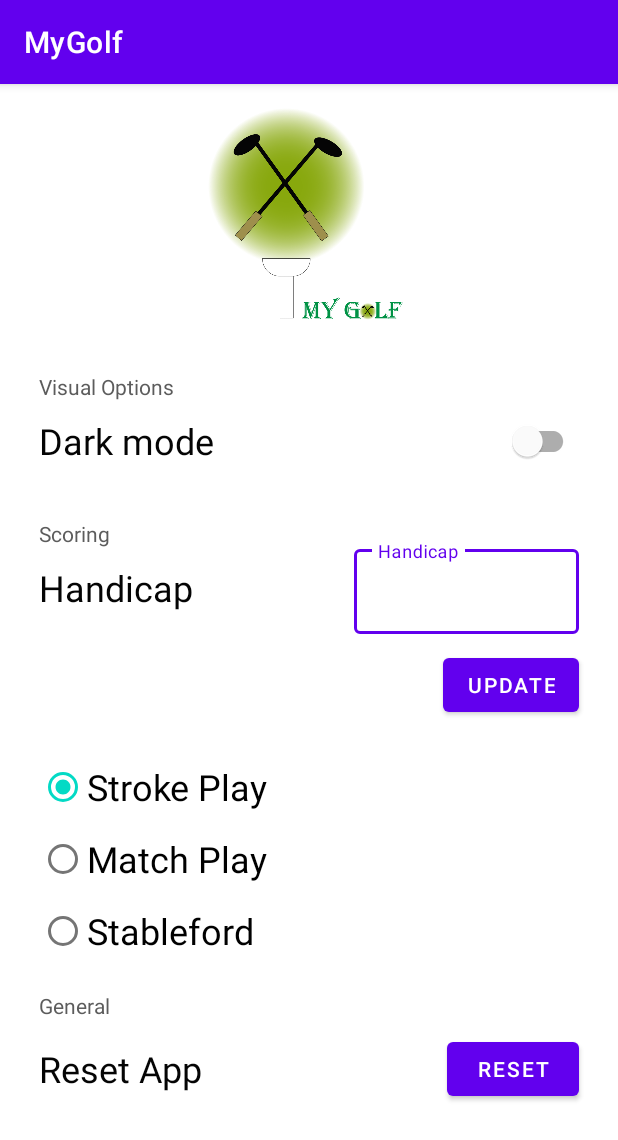
After one commit to NickSx9/MyGolf, an Android app: the fragment SettingsFragment shown on its own in the app's theme, on a phone screen of 412 x 824 dp. The commit adds this screen. Shown: the top 1140 px of the screen. Run offline under Robolectric (Android 15) with nearby library versions, the phone set to English and light mode, and no system bars; our stand-ins replace Room's generated code.

Commit message:
added Settings front page, linked to drawer menu

```diff
--- a/app/src/main/java/com/softwarepro/mygolf/MainActivity.kt
+++ b/app/src/main/java/com/softwarepro/mygolf/MainActivity.kt
@@ -14,14 +14,18 @@
 import androidx.drawerlayout.widget.DrawerLayout
 import androidx.lifecycle.ViewModelProviders
 import androidx.navigation.findNavController
+import androidx.navigation.fragment.FragmentNavigator
 import androidx.navigation.ui.AppBarConfiguration
 import androidx.navigation.ui.navigateUp
 import androidx.navigation.ui.setupActionBarWithNavController
 import androidx.navigation.ui.setupWithNavController
+import androidx.viewpager.widget.ViewPager
+import androidx.viewpager.widget.ViewPager.OnPageChangeListener
 import com.google.android.material.floatingactionbutton.FloatingActionButton
 import com.google.android.material.navigation.NavigationView
 import com.google.android.material.snackbar.Snackbar
 import com.google.android.material.textfield.TextInputLayout
+import com.softwarepro.mygolf.ui.settings.SettingsFragment
 import kotlinx.coroutines.Dispatchers
 import kotlinx.coroutines.GlobalScope
 import kotlinx.coroutines.launch
@@ -52,6 +56,7 @@
         val submitButton: Button = findViewById(R.id.buttonSubmit)
         val cancelButton: Button = findViewById(R.id.buttonCancel)
         val registerButton: Button = findViewById(R.id.registerButton)
+
         cancelButton.setOnClickListener() {
             email.editText?.text?.clear()
             password.editText?.text?.clear()
@@ -168,11 +173,27 @@
         // menu should be considered as top level destinations.
         appBarConfiguration = AppBarConfiguration(
                 setOf(
-                R.id.nav_home, R.id.nav_course, R.id.nav_booking, R.id.nav_score
+                        R.id.nav_home, R.id.nav_course, R.id.nav_booking, R.id.nav_score, R.id.nav_settings
                 ), drawerLayout
         )
         setupActionBarWithNavController(navController, appBarConfiguration)
         navView.setupWithNavController(navController)
+
+        navController.addOnDestinationChangedListener { _, destination, _ ->
+            when ((destination as FragmentNavigator.Destination).className) {
+                // Dont show
+                SettingsFragment::class.qualifiedName -> {
+                    fab.visibility = View.GONE
+
+                }
+                // show
+                else -> {
+                    fab.visibility = View.VISIBLE
+
+                }
+            }
+        }
+
     }
     private fun feedbackEmail(){
         val emailIntent = Intent(Intent.ACTION_SEND)
--- a/app/src/main/java/com/softwarepro/mygolf/ui/home/HomeFragment.kt
+++ b/app/src/main/java/com/softwarepro/mygolf/ui/home/HomeFragment.kt
@@ -2,12 +2,16 @@
 
 import android.os.Bundle
 import android.view.LayoutInflater
+import android.view.MenuItem
 import android.view.View
 import android.view.ViewGroup
 import android.widget.TextView
+import androidx.core.view.MenuItemCompat
 import androidx.fragment.app.Fragment
 import androidx.lifecycle.Observer
 import androidx.lifecycle.ViewModelProvider
+import androidx.navigation.Navigation
+import com.google.android.material.bottomnavigation.BottomNavigationItemView
 import com.softwarepro.mygolf.R
 import com.softwarepro.mygolf.database.*
 import com.softwarepro.mygolf.database.entities.UserDatabase
@@ -20,7 +24,6 @@
             container: ViewGroup?,
             savedInstanceState: Bundle?
     ): View? {
-
         val application = requireNotNull(this.activity).application
         val userDatabase = UserDatabase.getInstance(application).userDao
         val viewModelFactory = HomeViewModelFactory(userDatabase,application)
@@ -29,7 +32,6 @@
                         this, viewModelFactory).get(HomeViewModel::class.java)
         val root = inflater.inflate(R.layout.fragment_home, container, false)
         val textView: TextView = root.findViewById(R.id.text_home)
-
         homeViewModel.text.observe(viewLifecycleOwner, Observer {
             textView.text = it
         })
--- /dev/null
+++ b/app/src/main/java/com/softwarepro/mygolf/ui/settings/SettingsFragment.kt
@@ -0,0 +1,25 @@
+package com.softwarepro.mygolf.ui.settings
+
+import android.os.Bundle
+import androidx.fragment.app.Fragment
+import android.view.LayoutInflater
+import android.view.View
+import android.view.ViewGroup
+import com.google.android.material.floatingactionbutton.FloatingActionButton
+import com.softwarepro.mygolf.R
+
+class SettingsFragment : Fragment() {
+
+
+    override fun onCreateView(inflater: LayoutInflater, container: ViewGroup?,
+                              savedInstanceState: Bundle?): View? {
+        // Inflate the layout for this fragment
+
+        val view = inflater.inflate(R.layout.fragment_settings, container, false)
+
+        var mainActivity = inflater.inflate(R.layout.activity_main, container, false)
+
+
+        return view
+    }
+}
--- /dev/null
+++ b/app/src/main/res/drawable/ic_baseline_settings_24.xml
@@ -0,0 +1,10 @@
+<vector xmlns:android="http://schemas.android.com/apk/res/android"
+    android:width="24dp"
+    android:height="24dp"
+    android:viewportWidth="24"
+    android:viewportHeight="24"
+    android:tint="?attr/colorControlNormal">
+  <path
+      android:fillColor="@android:color/white"
+      android:pathData="M19.14,12.94c0.04,-0.3 0.06,-0.61 0.06,-0.94c0,-0.32 -0.02,-0.64 -0.07,-0.94l2.03,-1.58c0.18,-0.14 0.23,-0.41 0.12,-0.61l-1.92,-3.32c-0.12,-0.22 -0.37,-0.29 -0.59,-0.22l-2.39,0.96c-0.5,-0.38 -1.03,-0.7 -1.62,-0.94L14.4,2.81c-0.04,-0.24 -0.24,-0.41 -0.48,-0.41h-3.84c-0.24,0 -0.43,0.17 -0.47,0.41L9.25,5.35C8.66,5.59 8.12,5.92 7.63,6.29L5.24,5.33c-0.22,-0.08 -0.47,0 -0.59,0.22L2.74,8.87C2.62,9.08 2.66,9.34 2.86,9.48l2.03,1.58C4.84,11.36 4.8,11.69 4.8,12s0.02,0.64 0.07,0.94l-2.03,1.58c-0.18,0.14 -0.23,0.41 -0.12,0.61l1.92,3.32c0.12,0.22 0.37,0.29 0.59,0.22l2.39,-0.96c0.5,0.38 1.03,0.7 1.62,0.94l0.36,2.54c0.05,0.24 0.24,0.41 0.48,0.41h3.84c0.24,0 0.44,-0.17 0.47,-0.41l0.36,-2.54c0.59,-0.24 1.13,-0.56 1.62,-0.94l2.39,0.96c0.22,0.08 0.47,0 0.59,-0.22l1.92,-3.32c0.12,-0.22 0.07,-0.47 -0.12,-0.61L19.14,12.94zM12,15.6c-1.98,0 -3.6,-1.62 -3.6,-3.6s1.62,-3.6 3.6,-3.6s3.6,1.62 3.6,3.6S13.98,15.6 12,15.6z"/>
+</vector>
--- a/app/src/main/res/layout/content_main.xml
+++ b/app/src/main/res/layout/content_main.xml
@@ -17,4 +17,5 @@
         app:layout_constraintRight_toRightOf="parent"
         app:layout_constraintTop_toTopOf="parent"
         app:navGraph="@navigation/mobile_navigation" />
+
 </androidx.constraintlayout.widget.ConstraintLayout>
--- /dev/null
+++ b/app/src/main/res/layout/fragment_settings.xml
@@ -0,0 +1,170 @@
+<?xml version="1.0" encoding="utf-8"?>
+<androidx.constraintlayout.widget.ConstraintLayout xmlns:android="http://schemas.android.com/apk/res/android"
+    xmlns:app="http://schemas.android.com/apk/res-auto"
+    xmlns:tools="http://schemas.android.com/tools"
+    android:layout_width="match_parent"
+    android:layout_height="match_parent"
+    tools:context=".ui.settings.SettingsFragment">
+
+    <ImageView
+        android:id="@+id/companyLogo"
+        android:layout_width="174dp"
+        android:layout_height="160dp"
+        android:layout_marginTop="16dp"
+        android:src="@drawable/logowithname"
+        app:layout_constraintEnd_toEndOf="parent"
+        app:layout_constraintStart_toStartOf="parent"
+        app:layout_constraintTop_toTopOf="parent" />
+
+    <TextView
+        android:id="@+id/visualLabel"
+        android:layout_width="wrap_content"
+        android:layout_height="wrap_content"
+        android:layout_marginStart="26dp"
+        android:layout_marginTop="16dp"
+        android:text="@string/visual_options"
+        android:textColor="#5C5C5C"
+        android:textSize="14sp"
+        app:layout_constraintStart_toStartOf="parent"
+        app:layout_constraintTop_toBottomOf="@+id/companyLogo" />
+
+
+    <com.google.android.material.switchmaterial.SwitchMaterial
+        android:id="@+id/darkModeToggle"
+        android:layout_width="wrap_content"
+        android:layout_height="wrap_content"
+        android:layout_marginEnd="26dp"
+        android:checked="false"
+        app:layout_constraintBottom_toBottomOf="@+id/darkModeLabel"
+        app:layout_constraintEnd_toEndOf="parent"
+        app:layout_constraintTop_toTopOf="@+id/darkModeLabel" />
+
+    <TextView
+        android:id="@+id/darkModeLabel"
+        android:layout_width="wrap_content"
+        android:layout_height="wrap_content"
+        android:layout_marginTop="10dp"
+        android:text="@string/dark_mode"
+        android:textColor="#040404"
+        android:textSize="24sp"
+        app:layout_constraintStart_toStartOf="@+id/visualLabel"
+        app:layout_constraintTop_toBottomOf="@+id/visualLabel" />
+
+    <TextView
+        android:id="@+id/scoringLabel"
+        android:layout_width="wrap_content"
+        android:layout_height="wrap_content"
+        android:layout_marginTop="36dp"
+        android:text="@string/scoring"
+        android:textColor="#5C5C5C"
+        android:textSize="14sp"
+        app:layout_constraintStart_toStartOf="@+id/darkModeLabel"
+        app:layout_constraintTop_toBottomOf="@+id/darkModeLabel" />
+
+    <TextView
+        android:id="@+id/handicapLabel"
+        android:layout_width="wrap_content"
+        android:layout_height="wrap_content"
+        android:layout_marginTop="10dp"
+        android:text="@string/handicap"
+        android:textColor="#040404"
+        android:textSize="24sp"
+        app:layout_constraintStart_toStartOf="@+id/visualLabel"
+        app:layout_constraintTop_toBottomOf="@+id/scoringLabel" />
+
+    <Button
+        android:id="@+id/button3"
+        android:layout_width="wrap_content"
+        android:layout_height="wrap_content"
+        android:layout_marginTop="10dp"
+        android:layout_marginEnd="26dp"
+        android:text="@string/update"
+        app:layout_constraintEnd_toEndOf="parent"
+        app:layout_constraintTop_toBottomOf="@+id/handicapInput" />
+
+
+
+    <com.google.android.material.textfield.TextInputLayout
+        android:id="@+id/handicapInput"
+        style="@style/Widget.MaterialComponents.TextInputLayout.OutlinedBox"
+        android:layout_width="150dp"
+        android:layout_height="wrap_content"
+        android:layout_marginEnd="26dp"
+        android:hint="@string/handicap"
+        app:layout_constraintBottom_toBottomOf="@+id/handicapLabel"
+        app:layout_constraintEnd_toEndOf="parent"
+        app:layout_constraintTop_toTopOf="@+id/handicapLabel">
+
+        <com.google.android.material.textfield.TextInputEditText
+            android:layout_width="150dp"
+            android:layout_height="wrap_content" />
+
+    </com.google.android.material.textfield.TextInputLayout>
+
+    <RadioGroup
+        android:id="@+id/radioGroup"
+        android:layout_width="wrap_content"
+        android:layout_height="wrap_content"
+        android:layout_marginTop="20dp"
+        android:checkedButton="@+id/radio_button_1"
+        app:layout_constraintStart_toStartOf="@+id/handicapLabel"
+        app:layout_constraintTop_toBottomOf="@+id/button3">
+
+        <RadioButton
+            android:id="@+id/radio_button_1"
+            android:layout_width="match_parent"
+            android:layout_height="match_parent"
+            android:text="@string/stroke_play"
+            android:textSize="24sp" />
+
+        <RadioButton
+            android:id="@+id/radio_button_2"
+            android:layout_width="match_parent"
+            android:layout_height="match_parent"
+            android:text="@string/match_play"
+            android:textSize="24sp" />
+
+        <RadioButton
+            android:id="@+id/radio_button_3"
+            android:layout_width="match_parent"
+            android:layout_height="match_parent"
+            android:text="@string/stableford"
+            android:textSize="24sp" />
+
+    </RadioGroup>
+
+
+    <TextView
+        android:id="@+id/generalLabel"
+        android:layout_width="wrap_content"
+        android:layout_height="wrap_content"
+        android:layout_marginTop="16dp"
+        android:text="@string/general"
+        android:textColor="#5C5C5C"
+        android:textSize="14sp"
+        app:layout_constraintStart_toStartOf="@+id/visualLabel"
+        app:layout_constraintTop_toBottomOf="@+id/radioGroup" />
+
+    <TextView
+        android:id="@+id/resetLabel"
+        android:layout_width="wrap_content"
+        android:layout_height="wrap_content"
+        android:layout_marginTop="16dp"
+        android:text="@string/reset_app"
+        android:textColor="#040404"
+        android:textSize="24sp"
+        app:layout_constraintStart_toStartOf="@+id/visualLabel"
+        app:layout_constraintTop_toBottomOf="@+id/generalLabel" />
+
+    <Button
+        android:id="@+id/resetButton"
+        android:layout_width="wrap_content"
+        android:layout_height="wrap_content"
+        android:layout_marginEnd="26dp"
+        android:text="@string/reset"
+        app:layout_constraintBottom_toBottomOf="@+id/resetLabel"
+        app:layout_constraintEnd_toEndOf="parent"
+        app:layout_constraintTop_toTopOf="@+id/resetLabel" />
+
+
+</androidx.constraintlayout.widget.ConstraintLayout>
--- a/app/src/main/res/menu/activity_main_drawer.xml
+++ b/app/src/main/res/menu/activity_main_drawer.xml
@@ -20,5 +20,9 @@
             android:id="@+id/nav_booking"
             android:icon="@drawable/booking"
             android:title="@string/menu_booking" />
+        <item
+            android:id="@+id/nav_settings"
+            android:icon="@drawable/ic_baseline_settings_24"
+            android:title="@string/settings" />
     </group>
 </menu>
--- a/app/src/main/res/menu/main.xml
+++ b/app/src/main/res/menu/main.xml
@@ -1,8 +1,14 @@
 <?xml version="1.0" encoding="utf-8"?>
 <menu xmlns:android="http://schemas.android.com/apk/res/android"
     xmlns:app="http://schemas.android.com/apk/res-auto">
+
     <item
         android:id="@+id/action_settings"
+        android:orderInCategory="100"
+        android:title="@string/settings"
+        app:showAsAction="never" />
+    <item
+        android:id="@+id/action_logout"
         android:orderInCategory="100"
         android:title="@string/action_logout"
         app:showAsAction="never" />
--- a/app/src/main/res/navigation/mobile_navigation.xml
+++ b/app/src/main/res/navigation/mobile_navigation.xml
@@ -63,4 +63,9 @@
             android:id="@+id/action_courseEditFragment_to_nav_course"
             app:destination="@id/nav_course" />
     </fragment>
+    <fragment
+        android:id="@+id/nav_settings"
+        android:name="com.softwarepro.mygolf.ui.settings.SettingsFragment"
+        android:label="Settings"
+        tools:layout="@layout/fragment_settings" />
 </navigation>
--- a/app/src/main/res/values/strings.xml
+++ b/app/src/main/res/values/strings.xml
@@ -66,10 +66,18 @@
     <string name="name_4">playerFour</string>
     <string name="name_5">playerFive</string>
     <string name="name_6">playerSix</string>
-
-
-
-
+    <string name="update">Update</string>
+    <string name="reset">Reset</string>
+    <string name="reset_app">Reset App</string>
+    <string name="general">General</string>
+    <string name="stableford">Stableford</string>
+    <string name="match_play">Match Play</string>
+    <string name="stroke_play">Stroke Play</string>
+    <string name="handicap">Handicap</string>
+    <string name="scoring">Scoring</string>
+    <string name="dark_mode">Dark mode</string>
+    <string name="visual_options">Visual Options</string>
+    <string name="settings">Settings</string>
 
 
 
```
Lines whose indentation alone changed are shown as unchanged.
